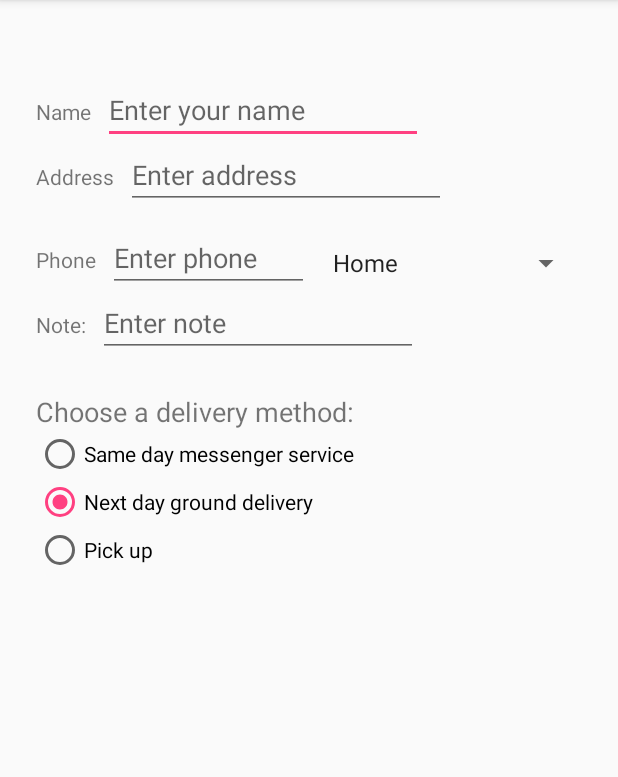
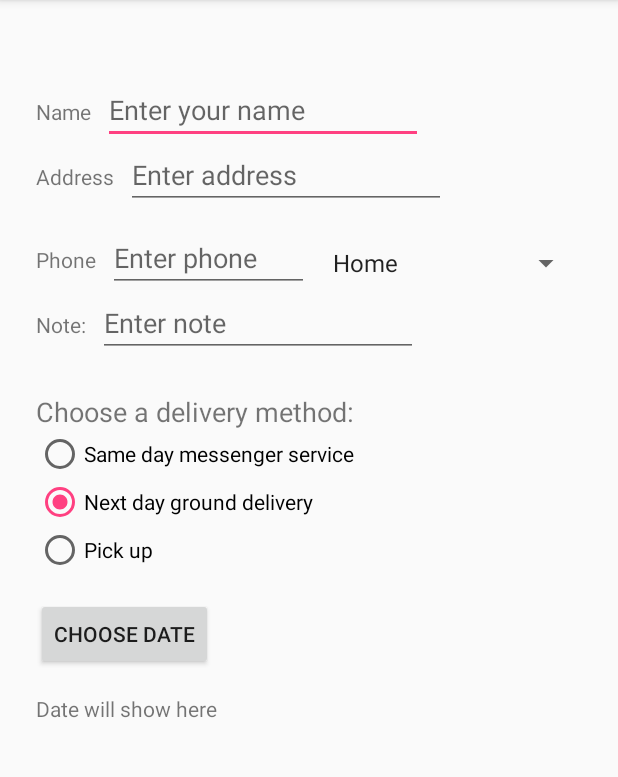
Before and after one commit to cpanou/mobile, an Android app: the OrderActivity screen opened directly, with no data from a screen before it, on a phone screen of 412 x 824 dp, the part 84-861 px from its top. Run offline under Robolectric (Android 15) with nearby library versions, the phone set to English and light mode, and no system bars.

Commit message:
adds DateFragment

```diff
--- a/lesson-4-ui-ux/app/build.gradle
+++ b/lesson-4-ui-ux/app/build.gradle
@@ -4,7 +4,7 @@ android {
     compileSdkVersion 26
     defaultConfig {
         applicationId "com.example.android.droidcafeinput"
-        minSdkVersion 15
+        minSdkVersion 16
         targetSdkVersion 26
         versionCode 1
         versionName "1.0"
@@ -23,6 +23,7 @@ dependencies {
     implementation 'com.android.support:appcompat-v7:26.1.0'
     implementation 'com.android.support.constraint:constraint-layout:1.0.2'
     implementation 'com.android.support:design:26.1.0'
+    implementation 'com.android.support:support-v4:26.1.0'
     testImplementation 'junit:junit:4.12'
     androidTestImplementation 'com.android.support.test:runner:1.0.1'
     androidTestImplementation 'com.android.support.test.espresso:espresso-core:3.0.1'
--- a/lesson-4-ui-ux/app/src/main/res/layout/activity_order.xml
+++ b/lesson-4-ui-ux/app/src/main/res/layout/activity_order.xml
@@ -140,10 +140,11 @@
         app:layout_constraintTop_toBottomOf="@+id/note_text" />
 
     <RadioGroup
+        android:id="@+id/radioGroup"
         android:layout_width="wrap_content"
         android:layout_height="wrap_content"
+        android:layout_marginStart="24dp"
         android:layout_marginLeft="24dp"
-        android:layout_marginStart="24dp"
         android:orientation="vertical"
         app:layout_constraintStart_toStartOf="parent"
         app:layout_constraintTop_toBottomOf="@id/delivery_label">
@@ -184,4 +185,28 @@
         app:layout_constraintStart_toEndOf="@+id/phone_text"
         app:layout_constraintTop_toBottomOf="@+id/address_text" />
 
+    <Button
+        android:id="@+id/date_button"
+        android:layout_width="wrap_content"
+        android:layout_height="wrap_content"
+        android:layout_marginStart="24dp"
+        android:layout_marginLeft="24dp"
+        android:layout_marginTop="16dp"
+        android:text="@string/choose_date"
+        android:onClick="showDateDialog"
+        app:layout_constraintStart_toStartOf="parent"
+        app:layout_constraintTop_toBottomOf="@+id/radioGroup" />
+
+    <TextView
+        android:id="@+id/date_result"
+        android:layout_width="wrap_content"
+        android:layout_height="wrap_content"
+        android:layout_marginStart="24dp"
+        android:layout_marginLeft="24dp"
+        android:layout_marginTop="16dp"
+        android:text="@string/date_will_show_here"
+        app:layout_constraintStart_toStartOf="parent"
+        app:layout_constraintTop_toBottomOf="@+id/date_button" />
+
+
 </android.support.constraint.ConstraintLayout>
--- a/lesson-4-ui-ux/app/src/main/res/values/strings.xml
+++ b/lesson-4-ui-ux/app/src/main/res/values/strings.xml
@@ -57,5 +57,9 @@
         <item>Mobile</item>
         <item>Other</item>
     </string-array>
+    <!-- TODO: Remove or change this placeholder text -->
+    <string name="hello_blank_fragment">Hello blank fragment</string>
+    <string name="date_will_show_here">Date will show here</string>
+    <string name="choose_date">Choose Date</string>
 
 </resources>
--- a/lesson-4-ui-ux/build.gradle
+++ b/lesson-4-ui-ux/build.gradle
@@ -7,7 +7,7 @@ buildscript {
         jcenter()
     }
     dependencies {
-        classpath 'com.android.tools.build:gradle:4.1.0'
+        classpath 'com.android.tools.build:gradle:4.1.1'
 
 
         // NOTE: Do not place your application dependencies here; they belong
```
Also changed, not shown: lesson-4-ui-ux/app/src/main/java/com/example/android/droidcafeinput/MainActivity.java (+33 -14 lines), lesson-4-ui-ux/app/src/main/java/com/example/android/droidcafeinput/MyDateFragment.java (added, +45 -0 lines), lesson-4-ui-ux/app/src/main/java/com/example/android/droidcafeinput/OrderActivity.java (+12 -0 lines), lesson-4-ui-ux/app/src/main/java/com/example/android/droidcafeinput/showcase/MyFloatingActionButtonListener.java (added, +46 -0 lines), lesson-4-ui-ux/gradle/wrapper/gradle-wrapper.properties.
